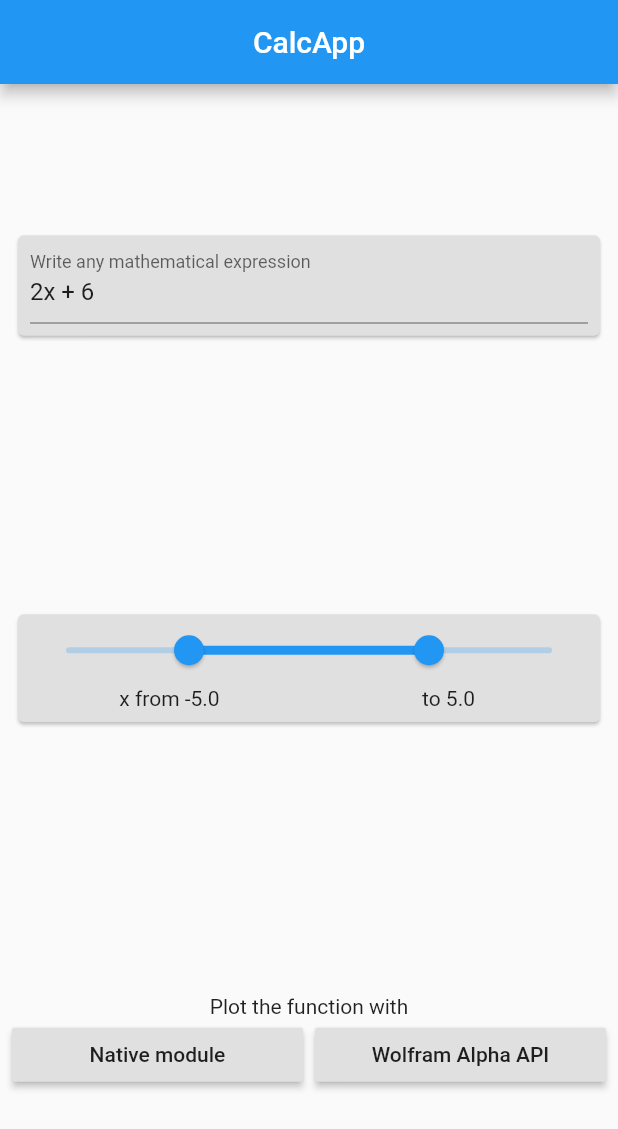
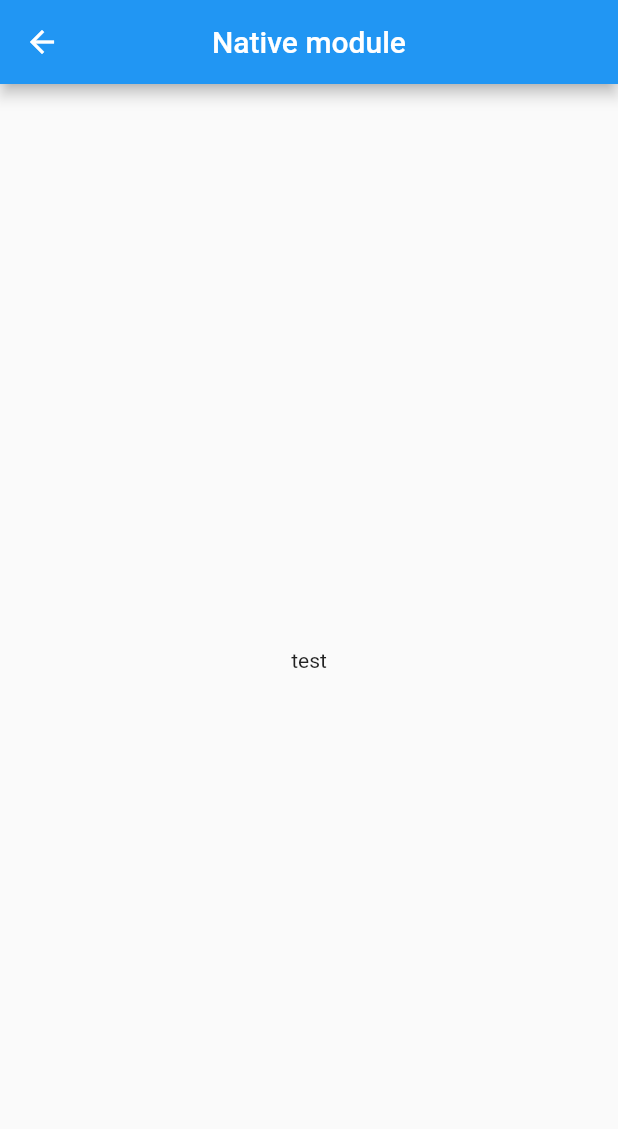
Before and after one commit to RenatFakhrutdinov/calc_app, a Flutter app: the screen it shows after launch, after a tap on "Native module", on a phone screen of 412 x 824 dp. Shown: the top 1129 px of the screen. Run offline on Flutter 3.47's test engine with Material 2 defaults, Android fonts, the phone set to English and light mode, and no system bars.

Commit message:
create NativeModulePlotPage and navigate to this page

```diff
--- a/lib/helper/navigation.dart
+++ b/lib/helper/navigation.dart
@@ -1,3 +1,4 @@
+import 'package:calcapp/screens/native_module_plot_page.dart';
 import 'package:calcapp/screens/wolfram_alpha_plot_page.dart';
 import 'package:flutter/cupertino.dart';
 import 'package:flutter/material.dart';
@@ -16,4 +17,18 @@ class AppNavigator {
       ),
     );
   }
+
+  static void toNativeModulePlotPage(BuildContext context,
+      {String mathExpression, num from, num to}) {
+    Navigator.push(
+      context,
+      MaterialPageRoute(
+        builder: (context) => NativeModulePlotPage(
+          mathExpression: mathExpression,
+          from: from,
+          to: to,
+        ),
+      ),
+    );
+  }
 }
--- a/lib/screens/main_page.dart
+++ b/lib/screens/main_page.dart
@@ -75,7 +75,11 @@ class _MainPageState extends State<MainPage> {
                     Expanded(
                       child: RaisedButton(
                         child: Text(Strings.nativeModule),
-                          onPressed: () => print('plot the function'),
+                        onPressed: () => AppNavigator.toNativeModulePlotPage(
+                            context,
+                            mathExpression: _mathExpressionController.text,
+                            from: range.start,
+                            to: range.end),
                       ),
                     ),
                     SizedBox(width: standardPadding),
@@ -95,6 +99,7 @@ class _MainPageState extends State<MainPage> {
             ),
           ],
         ),
-        ));
+      ),
+    );
   }
 }
--- /dev/null
+++ b/lib/screens/native_module_plot_page.dart
@@ -0,0 +1,29 @@
+import 'package:calcapp/res/strings.dart';
+import 'package:flutter/material.dart';
+
+class NativeModulePlotPage extends StatefulWidget {
+  final String mathExpression;
+  final num from;
+  final num to;
+
+  const NativeModulePlotPage({Key key, this.mathExpression, this.from, this.to})
+      : super(key: key);
+
+  @override
+  _NativeModulePlotPageState createState() => _NativeModulePlotPageState();
+}
+
+class _NativeModulePlotPageState extends State<NativeModulePlotPage> {
+  @override
+  Widget build(BuildContext context) {
+    return Scaffold(
+      appBar: AppBar(
+        title: Text(Strings.nativeModule),
+        centerTitle: true,
+      ),
+      body: Center(
+        child: Text('test'),
+      ),
+    );
+  }
+}
```
Lines whose indentation alone changed are shown as unchanged.
